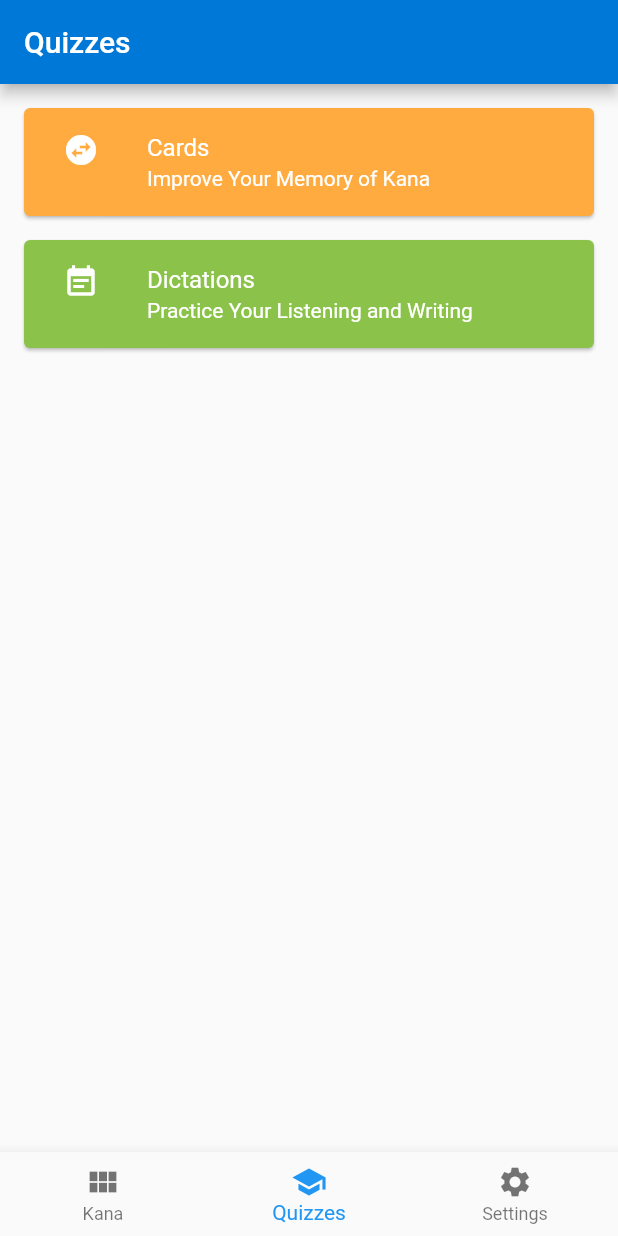
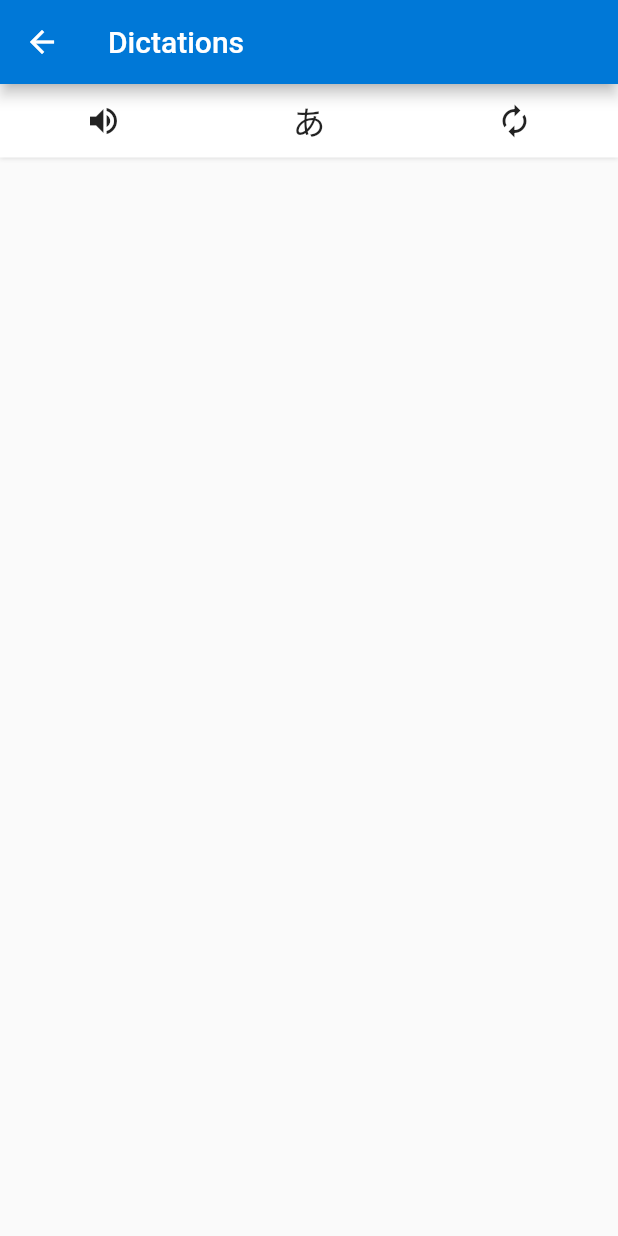
Before and after one commit to terrytangabc/kana_quizzes, a Flutter app: the screen it shows after launch, item 2 of the bottom bar chosen, after a tap on "Dictations", on a phone screen of 412 x 824 dp. Run offline on Flutter 3.47's test engine with Material 2 defaults, Android fonts, the phone set to English and light mode, and no system bars; our stand-ins replace audioplayers; missing offline and left inert: transformer_page_view.

Commit message:
add Dictations

```diff
--- /dev/null
+++ b/lib/pages/Dictations.dart
@@ -0,0 +1,64 @@
+import 'package:flutter/material.dart';
+import '../widgets/Board.dart';
+
+class Dictations extends StatefulWidget {
+  @override
+  _DictationsState createState () => new _DictationsState();
+}
+
+class _DictationsState extends State<Dictations> {
+  PainterController painterController = new PainterController();
+
+  initBoard () {
+    PainterController newController = new PainterController();
+    return newController;
+  }
+
+  Widget buildControlBar () {
+    return Container(
+      padding: const EdgeInsets.symmetric(vertical: 8.0),
+      decoration: BoxDecoration(
+          boxShadow: <BoxShadow>[BoxShadow(color: Colors.black12, offset: Offset(0.0, 1.0), blurRadius: 2.0)],
+          color: Colors.white
+      ),
+      child: Row(
+          mainAxisAlignment: MainAxisAlignment.spaceAround,
+          children: <Widget>[
+            GestureDetector(
+              onTap: () {
+                print('play audio');
+              },
+              child: new Icon(Icons.volume_up),
+            ),
+            Text('あ', style: new TextStyle(fontSize: 22.0, fontWeight: FontWeight.w500),),
+            GestureDetector(
+              onTap: () {
+                setState(() {
+                  painterController = initBoard();
+                });
+              },
+              child: new Icon(Icons.autorenew),
+            )
+          ]
+      )
+    );
+  }
+
+  @override
+  Widget build(BuildContext context) {
+    return new Scaffold(
+      appBar: AppBar(
+        title: Text('Dictations'),
+      ),
+      body: Center(
+        child: Column(
+          crossAxisAlignment: CrossAxisAlignment.stretch,
+          children: <Widget>[
+            buildControlBar(),
+            Board(painterController)
+          ],
+        ),
+      ),
+    );
+  }
+}
--- a/lib/pages/Quizzes.dart
+++ b/lib/pages/Quizzes.dart
@@ -1,5 +1,6 @@
 import 'package:flutter/material.dart';
 import './Cards.dart';
+import './Dictations.dart';
 
 // 假名列表页面
 class QuizzesPage extends StatelessWidget {
@@ -36,7 +37,7 @@ class QuizzesPage extends StatelessWidget {
               title: const Text('Dictations'),
               subtitle: const Text('Practice Your Listening and Writing'),
               onTap: () {
-                print(this);
+                Navigator.push(context, MaterialPageRoute(builder: (context) => Dictations()));
               },
             ),
           ),
--- /dev/null
+++ b/lib/widgets/Board.dart
@@ -0,0 +1,85 @@
+import 'package:flutter/material.dart';
+import 'dart:async';
+
+class Board extends StatefulWidget {
+  final PainterController painterController;
+
+  Board(this.painterController):
+        super(key: new ValueKey<PainterController>(painterController));
+
+  @override
+  _BoardState createState() => new _BoardState();
+}
+
+class _BoardState extends State<Board> {
+  final Path _curPath = new Path();
+
+  @override
+  Widget build(BuildContext context) {
+    Widget customPaint = ClipRect(
+      child: CustomPaint(
+        willChange: true,
+        painter: new Painter(_curPath, widget.painterController),
+      ),
+    );
+
+    return Expanded(
+      child: GestureDetector(
+          child: customPaint,
+          onPanStart: _onPanStart,
+          onPanUpdate: _onPanUpdate,
+          onPanEnd: _onPanEnd,
+        ),
+    );
+  }
+
+  void _onPanStart (DragStartDetails start) {
+    Offset pos = (context.findRenderObject() as RenderBox)
+        .globalToLocal(start.globalPosition);
+
+    _curPath.moveTo(pos.dx, pos.dy);
+    widget.painterController._notifyListeners();
+  }
+
+  void _onPanUpdate (DragUpdateDetails update) {
+    Offset pos = (context.findRenderObject() as RenderBox)
+        .globalToLocal(update.globalPosition);
+
+    _curPath.lineTo(pos.dx, pos.dy);
+    widget.painterController._notifyListeners();
+  }
+
+  void _onPanEnd (DragEndDetails end) {
+    new Timer(const Duration(seconds: 1), (){
+      print('timer');
+    });
+    widget.painterController._notifyListeners();
+  }
+}
+
+class Painter extends CustomPainter {
+  final Path _curPath;
+
+  Painter(this._curPath, Listenable repaint):super(repaint: repaint);
+
+  @override
+  void paint (Canvas canvas, Size size) {
+    Paint paint = new Paint();
+    paint.color = Colors.lightGreen;
+    paint.style = PaintingStyle.stroke;
+    paint.strokeWidth = 4.0;
+    canvas.drawPath(_curPath, paint);
+  }
+
+  @override
+  bool shouldRepaint (Painter oldDelegate) {
+    return true;
+  }
+
+}
+
+class PainterController extends ChangeNotifier {
+  void _notifyListeners () {
+    notifyListeners();
+  }
+}
```
